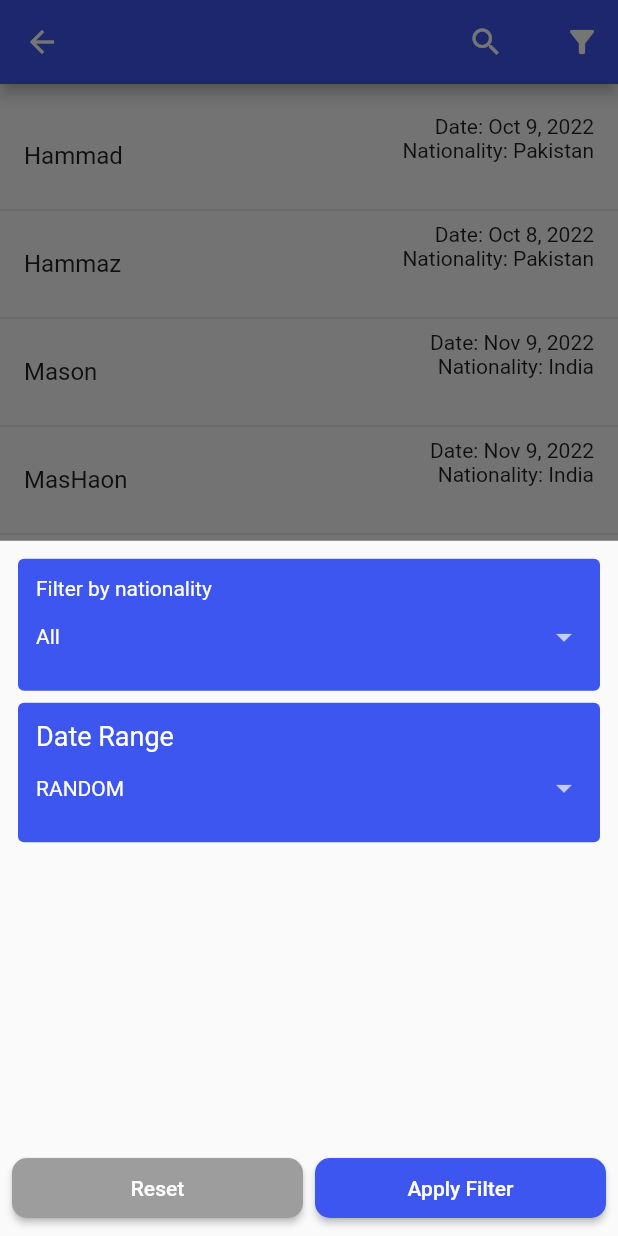
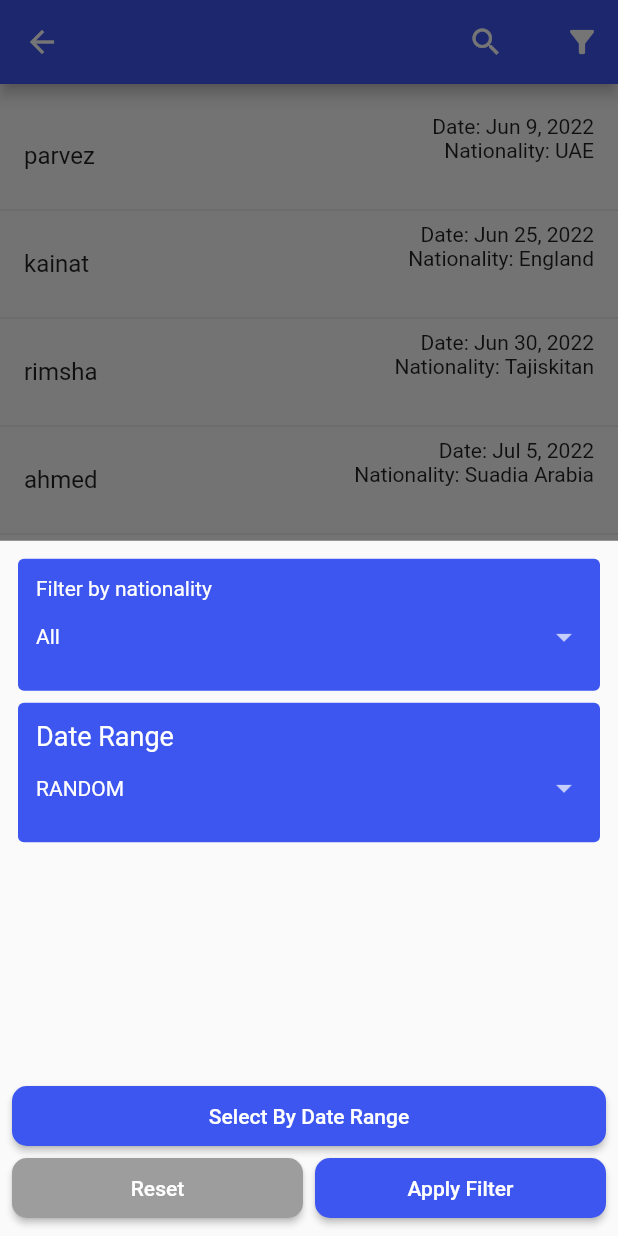
Before and after one commit to hammadparveez/bayt_test_app, a Flutter app: the BottomNavigationUI screen opened by its route, after a tap on the "filter alt" icon, on a phone screen of 412 x 824 dp. Run offline on Flutter 3.47's test engine with Material 2 defaults, Android fonts, the phone set to English and light mode, and no system bars; our stand-ins replace easy_localization, firebase_auth, firebase_core, infinite_scroll_pagination, shared_preferences; accounts and stored records are empty.

Commit message:
adding lazy load pagination

```diff
--- a/lib/mock_data.dart
+++ b/lib/mock_data.dart
@@ -3,15 +3,30 @@
 final userData = [
   UserModel('Hammad', DateTime.parse('2022-10-09'), 'Pakistan'),
   UserModel('Hammaz', DateTime.parse('2022-10-08'), 'Pakistan'),
-  UserModel('Mason', DateTime.parse('2022-11-09'), 'India'),
-  UserModel('MasHaon', DateTime.parse('2022-11-09'), 'India'),
-  UserModel('Byat', DateTime.parse('2021-11-08'), 'Canada'),
-  UserModel('James', DateTime.parse('2022-10-10'), 'USA'),
-  UserModel('Bond', DateTime.parse('2004-05-09'), 'England'),
-  UserModel('Lee', DateTime.parse('2022-10-09'), 'Denmark'),
-  UserModel('Jesmine', DateTime.parse('2022-08-07'), 'Ukraine'),
-  UserModel('Jose', DateTime.parse('2022-10-11'), 'Ukraine'),
-  UserModel('Alex', DateTime.parse('2004-05-07'), 'Poland'),
-  UserModel('Murphy', DateTime.parse('2022-08-10'), 'Netherland'),
-  UserModel('Zain', DateTime.parse('2022-10-06'), 'Pakistan'),
-];
+  UserModel('Mason', DateTime.parse('2022-10-07'), 'India'),
+  UserModel('Mason', DateTime.parse('2022-10-06'), 'India'),
+  UserModel('MasHaon', DateTime.parse('2022-11-30'), 'India'),
+  UserModel('Byat', DateTime.parse('2022-11-29'), 'Canada'),
+  UserModel('James', DateTime.parse('2022-11-25'), 'USA'),
+  UserModel('Bond', DateTime.parse('2022-11-25'), 'England'),
+  UserModel('Lee', DateTime.parse('2022-11-30'), 'Denmark'),
+  UserModel('Jesmine', DateTime.parse('2022-09-07'), 'Ukraine'),
+  UserModel('Jose', DateTime.parse('2022-09-11'), 'Ukraine'),
+  UserModel('Alex', DateTime.parse('2022-09-25'), 'Poland'),
+  UserModel('Murphy', DateTime.parse('2022-10-08'), 'Netherland'),
+  UserModel('Zain', DateTime.parse('2022-09-11'), 'Pakistan'),
+  UserModel('Islam', DateTime.parse('2022-08-01'), 'Qatar'),
+  UserModel('Jibran', DateTime.parse('2022-08-05'), 'UAE'),
+  UserModel('Moiz', DateTime.parse('2022-08-10'), 'Qatar'),
+  UserModel('Ahmed', DateTime.parse('2022-07-05'), 'Suadia Arabia'),
+  UserModel('Ali', DateTime.parse('2022-07-15'), 'England'),
+  UserModel('Ilyas', DateTime.parse('2022-07-21'), 'Qatar'),
+  UserModel('Parvez', DateTime.parse('2022-06-09'), 'UAE'),
+  UserModel('Kainat', DateTime.parse('2022-06-25'), 'England'),
+  UserModel('Rimsha', DateTime.parse('2022-06-30'), 'Tajiskitan'),
+  UserModel('Mary', DateTime.parse('2022-10-07'), 'Iran'),
+  UserModel('Marlou', DateTime.parse('2022-10-11'), 'Iraq'),
+  UserModel('Zohain', DateTime.parse('2022-12-20'), 'Iran'),
+  UserModel('Shayan', DateTime.parse('2022-12-27'), 'Netherland'),
+  UserModel('Rafay', DateTime.parse('2022-12-21'), 'Pakistan'),
+]..sort((a, b) => a.date.compareTo(b.date));
--- a/lib/ui/first_app/home/components/filter_sheet.dart
+++ b/lib/ui/first_app/home/components/filter_sheet.dart
@@ -42,6 +42,42 @@ class FilterSheet extends StatelessWidget {
             _filterByNationality(),
             _filterDateRange(),
             const Spacer(),
+            ByatElevatedButton(
+                title: 'Select By Date Range',
+                onTap: () async {
+                  final data = context.read<FilterProvider>().duplicatedData;
+                  data.sort((a, b) => a.date.compareTo(b.date));
+                  final range = await showDateRangePicker(
+                      context: context,
+                      locale: context.locale,
+                      builder: (_, widget) => Center(
+                            child: Container(
+                                margin:
+                                    const EdgeInsets.symmetric(horizontal: 8),
+                                clipBehavior: Clip.antiAlias,
+                                decoration: BoxDecoration(
+                                    borderRadius: BorderRadius.circular(20)),
+                                height:
+                                    MediaQuery.of(context).size.height * .85,
+                                child: widget),
+                          ),
+                      firstDate: data.first.date,
+                      lastDate: data.last.date);
+
+                  final items = data.where((element) {
+                    final isStartDateSame =
+                        element.date.isAtSameMomentAs(range!.start);
+                    final isEndDateSame =
+                        element.date.isAtSameMomentAs(range.end);
+                    if ((isStartDateSame ||
+                            element.date.isAfter(range.start)) &&
+                        (element.date.isBefore(range.end) || isEndDateSame)) {
+                      return true;
+                    }
+                    return false;
+                  }).toList();
+                  debugPrint('Items $items');
+                }),
             Row(
               children: [
                 Expanded(
--- a/lib/ui/first_app/home/home.dart
+++ b/lib/ui/first_app/home/home.dart
@@ -1,3 +1,5 @@
+import 'package:bayt_test_app/domain/model/user_model.dart';
+import 'package:bayt_test_app/mock_data.dart';
 import 'package:bayt_test_app/provider/filter_provider.dart';
 import 'package:bayt_test_app/provider/search_provider.dart';
 import 'package:bayt_test_app/routes.dart';
@@ -5,6 +7,7 @@ import 'package:bayt_test_app/ui/base_widiget/custom_badge.dart';
 import 'package:bayt_test_app/util/colors.dart';
 import 'package:easy_localization/easy_localization.dart';
 import 'package:flutter/material.dart';
+import 'package:infinite_scroll_pagination/infinite_scroll_pagination.dart';
 import 'package:provider/provider.dart';
 
 class HomeUI extends StatelessWidget {
@@ -33,10 +36,46 @@ class HomeUI extends StatelessWidget {
   }
 }
 
-class _UsersListViewWidget extends StatelessWidget {
+class _UsersListViewWidget extends StatefulWidget {
   const _UsersListViewWidget({
     Key? key,
   }) : super(key: key);
+
+  @override
+  State<_UsersListViewWidget> createState() => _UsersListViewWidgetState();
+}
+
+class _UsersListViewWidgetState extends State<_UsersListViewWidget> {
+  final PagingController<int, UserModel> _pagingController =
+      PagingController(firstPageKey: 0);
+
+  @override
+  void initState() {
+    super.initState();
+    _pagingController.addPageRequestListener((pageKey) {
+      _fetchPage(pageKey);
+    });
+  }
+
+  @override
+  dispose() {
+    _pagingController.dispose();
+    super.dispose();
+  }
+
+  Future<void> _fetchPage(int pageKey) async {
+    try {
+      final isLastPage = userData.length < userData.length;
+      if (isLastPage) {
+        // _pagingController.appendLastPage(newItems);
+      } else {
+        final nextPageKey = pageKey + 5;
+        _pagingController.appendPage(userData, nextPageKey);
+      }
+    } catch (error) {
+      _pagingController.error = error;
+    }
+  }
 
   @override
   Widget build(BuildContext context) {
@@ -50,7 +89,7 @@ class _UsersListViewWidget extends StatelessWidget {
             final user = filter.duplicatedData[index];
             final date = DateFormat.yMMMd().format(user.date);
             return ListTile(
-              onTap:() {
+              onTap: () {
                 filter.onUserSelect(user);
                 Navigator.pushNamed(context, ByatRoute.userDetail);
               },
--- a/pubspec.yaml
+++ b/pubspec.yaml
@@ -42,6 +42,7 @@ dependencies:
   intl: ^0.17.0
   easy_localization: ^3.0.1
   flutter_launcher_icons: ^0.11.0
+  infinite_scroll_pagination: ^3.2.0
 
 dev_dependencies:
   flutter_test:
```
Also changed, not shown: lib/ui/first_app/auth/login.dart (+4 -3 lines), pubspec.lock.
